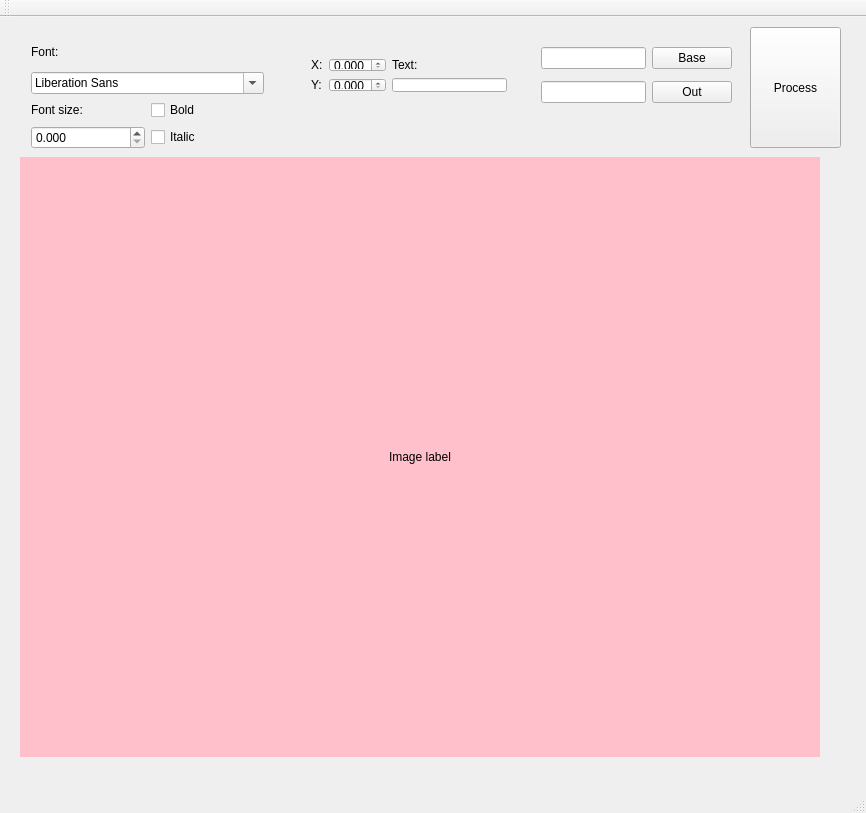
The window that forms/mainwindow.ui (Lezh1k/NumbersMaker) describes before a commit, drawn with Qt 5.
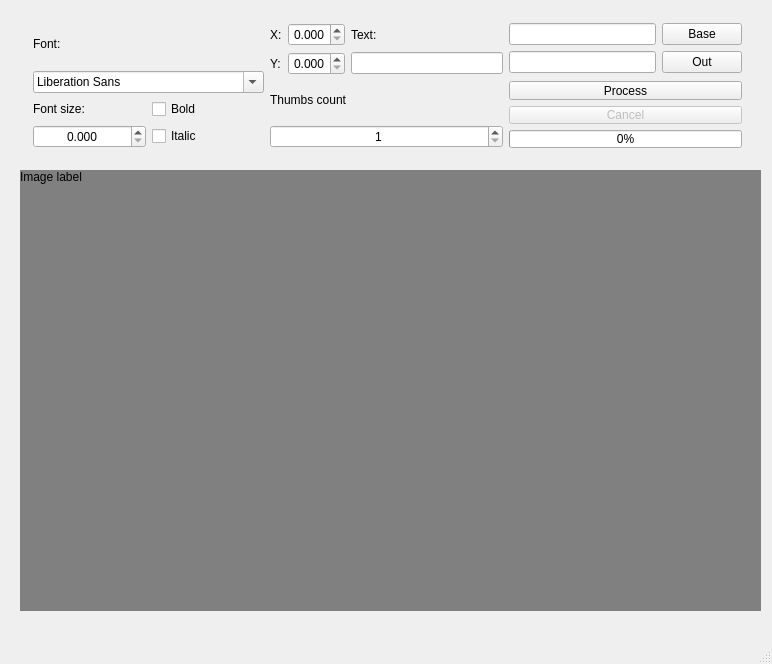
The same window after the commit.

Diff of the .ui file:
```diff
--- a/forms/mainwindow.ui
+++ b/forms/mainwindow.ui
@@ -6,8 +6,8 @@
    <rect>
     <x>0</x>
     <y>0</y>
-    <width>866</width>
-    <height>813</height>
+    <width>772</width>
+    <height>664</height>
    </rect>
   </property>
   <property name="windowTitle">
@@ -18,50 +18,46 @@
     <property name="geometry">
      <rect>
       <x>20</x>
-      <y>140</y>
-      <width>800</width>
-      <height>600</height>
+      <y>170</y>
+      <width>741</width>
+      <height>441</height>
      </rect>
     </property>
     <property name="autoFillBackground">
      <bool>false</bool>
     </property>
     <property name="styleSheet">
-     <string notr="true">QLabel { background-color : pink; }</string>
+     <string notr="true">QLabel { background-color : gray; }</string>
     </property>
     <property name="text">
      <string>Image label</string>
     </property>
     <property name="alignment">
-     <set>Qt::AlignCenter</set>
-    </property>
-   </widget>
-   <widget class="QPushButton" name="btn_process">
-    <property name="geometry">
-     <rect>
-      <x>750</x>
-      <y>10</y>
-      <width>91</width>
-      <height>121</height>
-     </rect>
-    </property>
-    <property name="text">
-     <string>Process</string>
+     <set>Qt::AlignLeading|Qt::AlignLeft|Qt::AlignTop</set>
     </property>
    </widget>
    <widget class="QWidget" name="layoutWidget">
     <property name="geometry">
      <rect>
-      <x>20</x>
-      <y>10</y>
-      <width>255</width>
-      <height>133</height>
+      <x>22</x>
+      <y>12</y>
+      <width>731</width>
+      <height>147</height>
      </rect>
     </property>
+    <layout class="QGridLayout" name="gridLayout_6">
+     <item row="0" column="0" rowspan="2">
     <layout class="QGridLayout" name="gridLayout">
      <item row="1" column="0" colspan="2">
       <widget class="QFontComboBox" name="cb_fonts"/>
      </item>
+       <item row="2" column="0">
+        <widget class="QLabel" name="lbl_font_size">
+         <property name="text">
+          <string>Font size:</string>
+         </property>
+        </widget>
+       </item>
      <item row="2" column="1">
       <widget class="QCheckBox" name="chk_bold">
        <property name="text">
@@ -69,22 +65,11 @@
        </property>
       </widget>
      </item>
-     <item row="2" column="0">
-      <widget class="QLabel" name="lbl_font_size">
-       <property name="text">
-        <string>Font size:</string>
-       </property>
-      </widget>
-     </item>
-     <item row="0" column="0" colspan="2">
-      <widget class="QLabel" name="lbl_fonts">
-       <property name="text">
-        <string>Font:</string>
-       </property>
-      </widget>
-     </item>
      <item row="3" column="0">
       <widget class="QDoubleSpinBox" name="dsb_font_size">
+         <property name="alignment">
+          <set>Qt::AlignCenter</set>
+         </property>
        <property name="decimals">
         <number>3</number>
        </property>
@@ -103,49 +88,16 @@
        </property>
       </widget>
      </item>
-    </layout>
-   </widget>
-   <widget class="QWidget" name="layoutWidget">
-    <property name="geometry">
-     <rect>
-      <x>530</x>
-      <y>13</y>
-      <width>213</width>
-      <height>91</height>
-     </rect>
-    </property>
-    <layout class="QGridLayout" name="gridLayout_3">
-     <item row="0" column="0">
-      <widget class="QLineEdit" name="le_base"/>
+       <item row="0" column="0" colspan="2">
+        <widget class="QLabel" name="lbl_fonts">
+         <property name="text">
+          <string>Font:</string>
+         </property>
+        </widget>
+       </item>
+      </layout>
      </item>
      <item row="0" column="1">
-      <widget class="QPushButton" name="btn_background">
-       <property name="text">
-        <string>Base</string>
-       </property>
-      </widget>
-     </item>
-     <item row="1" column="0">
-      <widget class="QLineEdit" name="le_output"/>
-     </item>
-     <item row="1" column="1">
-      <widget class="QPushButton" name="btn_output">
-       <property name="text">
-        <string>Out</string>
-       </property>
-      </widget>
-     </item>
-    </layout>
-   </widget>
-   <widget class="QWidget" name="layoutWidget">
-    <property name="geometry">
-     <rect>
-      <x>300</x>
-      <y>30</y>
-      <width>218</width>
-      <height>56</height>
-     </rect>
-    </property>
     <layout class="QGridLayout" name="gridLayout_2">
      <item row="0" column="0">
       <widget class="QLabel" name="lbl_x">
@@ -156,6 +108,9 @@
      </item>
      <item row="0" column="1">
       <widget class="QDoubleSpinBox" name="dsb_x">
+         <property name="alignment">
+          <set>Qt::AlignCenter</set>
+         </property>
        <property name="decimals">
         <number>3</number>
        </property>
@@ -183,6 +138,9 @@
      </item>
      <item row="1" column="1">
       <widget class="QDoubleSpinBox" name="dsb_y">
+         <property name="alignment">
+          <set>Qt::AlignCenter</set>
+         </property>
        <property name="decimals">
         <number>3</number>
        </property>
@@ -198,6 +156,87 @@
       <widget class="QLineEdit" name="le_text"/>
      </item>
     </layout>
+     </item>
+     <item row="0" column="2">
+      <layout class="QGridLayout" name="gridLayout_4">
+       <item row="0" column="0">
+        <widget class="QLineEdit" name="le_base"/>
+       </item>
+       <item row="0" column="1">
+        <widget class="QPushButton" name="btn_background">
+         <property name="text">
+          <string>Base</string>
+         </property>
+        </widget>
+       </item>
+       <item row="1" column="0">
+        <widget class="QLineEdit" name="le_output"/>
+       </item>
+       <item row="1" column="1">
+        <widget class="QPushButton" name="btn_output">
+         <property name="text">
+          <string>Out</string>
+         </property>
+        </widget>
+       </item>
+      </layout>
+     </item>
+     <item row="1" column="1">
+      <layout class="QGridLayout" name="gridLayout_3">
+       <item row="0" column="0">
+        <widget class="QLabel" name="lbl_thumb_count">
+         <property name="text">
+          <string>&lt;html&gt;&lt;head/&gt;&lt;body&gt;&lt;p&gt;Thumbs count&lt;/p&gt;&lt;/body&gt;&lt;/html&gt;</string>
+         </property>
+        </widget>
+       </item>
+       <item row="1" column="0">
+        <widget class="QSpinBox" name="sb_thubm_count">
+         <property name="alignment">
+          <set>Qt::AlignCenter</set>
+         </property>
+         <property name="minimum">
+          <number>1</number>
+         </property>
+         <property name="maximum">
+          <number>100</number>
+         </property>
+        </widget>
+       </item>
+      </layout>
+     </item>
+     <item row="1" column="2">
+      <layout class="QGridLayout" name="gridLayout_5">
+       <item row="2" column="0">
+        <widget class="QProgressBar" name="pb_progress">
+         <property name="value">
+          <number>0</number>
+         </property>
+         <property name="alignment">
+          <set>Qt::AlignCenter</set>
+         </property>
+        </widget>
+       </item>
+       <item row="0" column="0">
+        <widget class="QPushButton" name="btn_process">
+         <property name="text">
+          <string>Process</string>
+         </property>
+        </widget>
+       </item>
+       <item row="1" column="0">
+        <widget class="QPushButton" name="btn_cancel">
+         <property name="enabled">
+          <bool>false</bool>
+         </property>
+         <property name="text">
+          <string>Cancel</string>
+         </property>
+        </widget>
+       </item>
+      </layout>
+     </item>
+    </layout>
    </widget>
   </widget>
   <widget class="QMenuBar" name="menuBar">
@@ -205,19 +244,11 @@
     <rect>
      <x>0</x>
      <y>0</y>
-     <width>866</width>
+     <width>772</width>
      <height>20</height>
     </rect>
    </property>
   </widget>
-  <widget class="QToolBar" name="mainToolBar">
-   <attribute name="toolBarArea">
-    <enum>TopToolBarArea</enum>
-   </attribute>
-   <attribute name="toolBarBreak">
-    <bool>false</bool>
-   </attribute>
-  </widget>
   <widget class="QStatusBar" name="statusBar"/>
  </widget>
  <layoutdefault spacing="6" margin="11"/>
```
Left out of the diff: 1 changed line with no effect on the pictures. Lines whose indentation alone changed are shown as unchanged.
